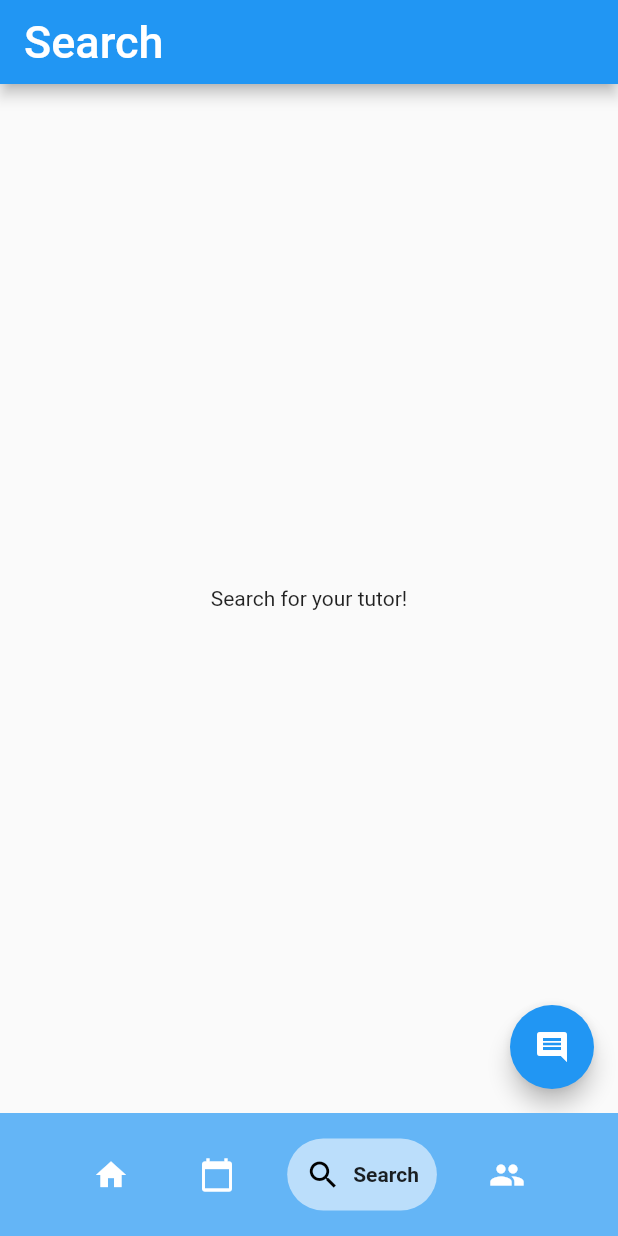
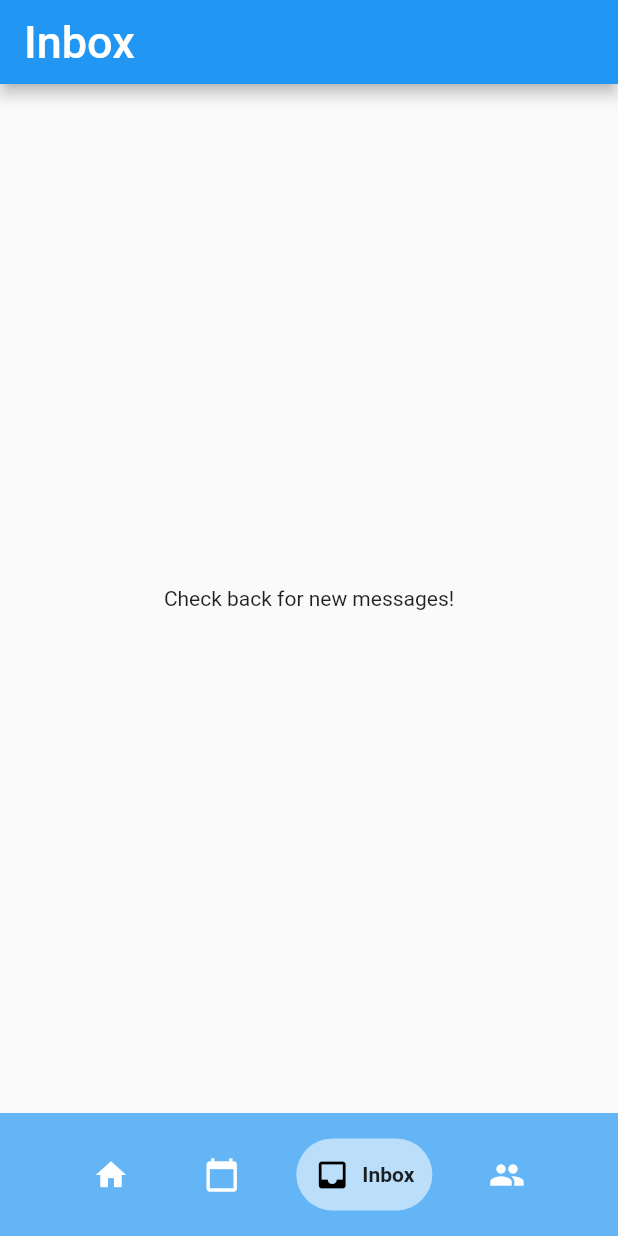
Before and after one commit to tonychengu/project_tutorial, a Flutter app: the screen it shows once a user with an empty profile is signed in, item 3 of the bottom bar chosen, on a phone screen of 412 x 824 dp. Run offline on Flutter 3.47's test engine with Material 2 defaults, Android fonts, the phone set to English and light mode, and no system bars; drawn by our look-alikes of google_nav_bar; our stand-ins replace cloud_firestore, firebase_auth, firebase_core, flutter_local_notifications, image_picker, shared_preferences; accounts and stored records are empty.

Commit message:
edit on inbox

```diff
--- a/lib/main.dart
+++ b/lib/main.dart
@@ -1,11 +1,12 @@
 import 'package:flutter/material.dart';
+import 'package:project_tutorial/page/upcoming_bookings_page.dart';
 import 'package:provider/provider.dart';
 import 'package:firebase_auth/firebase_auth.dart';
 import 'package:firebase_core/firebase_core.dart';
 import 'package:google_nav_bar/google_nav_bar.dart';
 
 import 'package:project_tutorial/page/booking_page.dart';
-import 'package:project_tutorial/page/search_page.dart';
+import 'package:project_tutorial/page/inbox_page.dart';
 import 'package:project_tutorial/page/home_page.dart';
 import 'package:project_tutorial/page/profile_page.dart';
 import 'package:project_tutorial/page/login_page.dart';
@@ -67,8 +68,8 @@ class _RootPageState extends State<RootPage> {
   int currentPage = 0;
   List pages = [
     const HomePage(),
-    const BookingsPage(),
-    const SearchPage(),
+    CurrentBookingPage(),
+    const InboxPage(),
     const ProfilePage(),
   ];
   void onTap(int index) {
@@ -96,15 +97,15 @@ class _RootPageState extends State<RootPage> {
             tabs: const [
               GButton(
                 icon: Icons.home,
-                text: 'Home',
+                text: 'Search',
               ),
               GButton(
                 icon: Icons.calendar_today,
                 text: 'Bookings',
               ),
               GButton(
-                icon: Icons.search,
-                text: 'Search',
+                icon: Icons.inbox,
+                text: 'Inbox',
               ),
               GButton(
                 icon: Icons.people,
--- /dev/null
+++ b/lib/page/inbox_page.dart
@@ -0,0 +1,18 @@
+import 'package:flutter/material.dart';
+
+class InboxPage extends StatelessWidget {
+  const InboxPage({Key? key}) : super(key: key);
+
+  @override
+  Widget build(BuildContext context) {
+    return Scaffold(
+      appBar:
+          AppBar(title: const Text('Inbox', style: TextStyle(fontSize: 30))),
+      body: const Center(child: Text('Check back for new messages!')),
+      // floatingActionButton: FloatingActionButton(
+      //   onPressed: () {}, //insert connection to comment bar
+      //   child: Icon(Icons.comment),
+      // )
+    );
+  }
+}
--- a/lib/page/search_page.dart
+++ /dev/null
@@ -1,17 +0,0 @@
-import 'package:flutter/material.dart';
-
-class SearchPage extends StatelessWidget {
-  const SearchPage({Key? key}) : super(key: key);
-
-  @override
-  Widget build(BuildContext context) {
-    return Scaffold(
-        appBar:
-            AppBar(title: const Text('Search', style: TextStyle(fontSize: 30))),
-        body: const Center(child: Text('Search for your tutor!')),
-        floatingActionButton: FloatingActionButton(
-          onPressed: () {}, //insert connection to comment bar
-          child: Icon(Icons.comment),
-        ));
-  }
-}
```
Also changed, not shown: lib/model/events.dart (added, +84 -0 lines), lib/page/booking_page.dart (+14 -12 lines), lib/page/upcoming_bookings_page.dart (+26 -10 lines).
